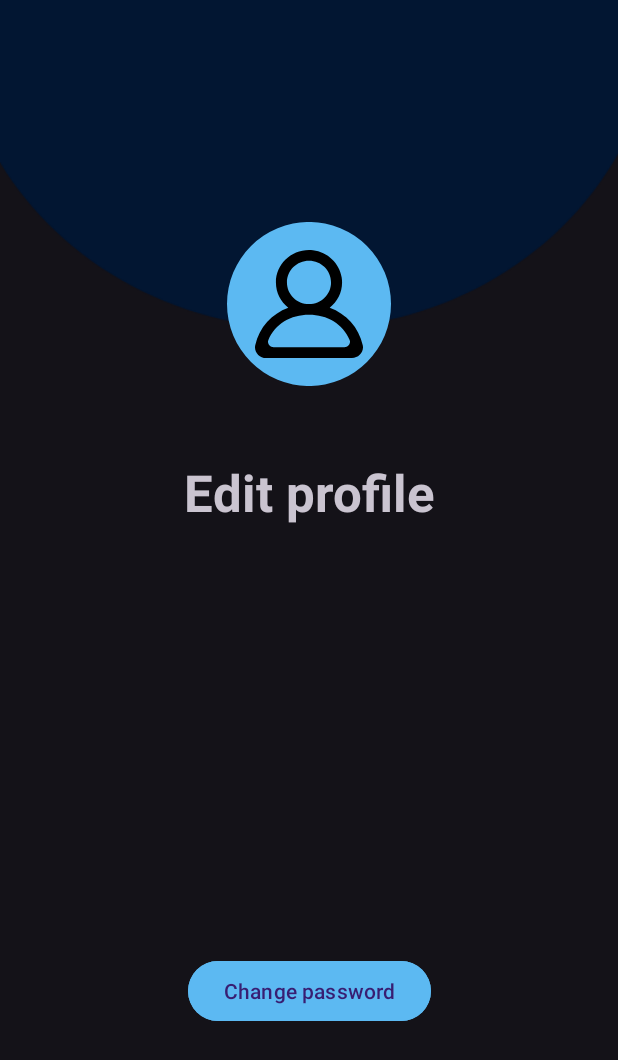
After one commit to Tudor2208/DriveSmart, an Android app: the layout activity_edit_profile.xml on its own in the app's theme, with its tools: preview values and no code run, on a phone screen of 412 x 824 dp. The commit adds this screen. Shown: the top 1060 px of the screen. Run offline under Robolectric (Android 15) with nearby library versions, the phone set to English and light mode, and no system bars.

Commit message:
edit profile

```diff
--- a/app/src/main/AndroidManifest.xml
+++ b/app/src/main/AndroidManifest.xml
@@ -21,6 +21,9 @@
         android:supportsRtl="true"
         android:theme="@style/Theme.DriveSmart"
         tools:targetApi="31">
+        <activity
+            android:name=".EditProfileActivity"
+            android:exported="false" />
         <activity
             android:name=".SettingsActivity"
             android:exported="false" />
--- a/app/src/main/java/com/tudor/drivesmart/JourneySummaryActivity.java
+++ b/app/src/main/java/com/tudor/drivesmart/JourneySummaryActivity.java
@@ -10,6 +10,7 @@ import android.widget.ArrayAdapter;
 import android.widget.EditText;
 import android.widget.ListView;
 import android.widget.TextView;
+import android.widget.Toast;
 
 import com.google.firebase.auth.FirebaseAuth;
 import com.google.firebase.auth.FirebaseUser;
@@ -65,6 +66,8 @@ public class JourneySummaryActivity extends AppCompatActivity {
             }
             return true;
         });
+
+        Toast.makeText(getApplicationContext(), R.string.long_press_edit_journey_name, Toast.LENGTH_SHORT).show();
     }
 
     private void showEditJourneyNameDialog() {
--- a/app/src/main/java/com/tudor/drivesmart/MyJourneysActivity.java
+++ b/app/src/main/java/com/tudor/drivesmart/MyJourneysActivity.java
@@ -79,6 +79,8 @@ public class MyJourneysActivity extends AppCompatActivity {
         });
 
         fetchJourneys();
+
+        Toast.makeText(getApplicationContext(), R.string.long_press_delete_journey, Toast.LENGTH_SHORT).show();
     }
 
     private void showDeleteJourneyDialog(DataSnapshot selectedJourneySnapshot) {
--- a/app/src/main/java/com/tudor/drivesmart/SettingsActivity.java
+++ b/app/src/main/java/com/tudor/drivesmart/SettingsActivity.java
@@ -4,6 +4,7 @@ import androidx.appcompat.app.AppCompatActivity;
 import androidx.appcompat.app.AppCompatDelegate;
 
 import android.content.Context;
+import android.content.Intent;
 import android.content.SharedPreferences;
 import android.os.Bundle;
 import android.widget.Button;
@@ -45,6 +46,8 @@ public class SettingsActivity extends AppCompatActivity {
             editor.apply();
             recreate();
         });
+
+        editProfileButton.setOnClickListener(view -> startActivity(new Intent(getApplicationContext(), EditProfileActivity.class)));
     }
 
 }
--- /dev/null
+++ b/app/src/main/res/drawable/profile.xml
@@ -0,0 +1,12 @@
+<vector xmlns:android="http://schemas.android.com/apk/res/android"
+    android:width="64dp"
+    android:height="64dp"
+    android:viewportWidth="20"
+    android:viewportHeight="20">
+  <path
+      android:pathData="M16.563,18L3.438,18C2.732,18 2.21,17.303 2.477,16.662C3.713,13.698 6.617,12 10,12C13.384,12 16.288,13.698 17.524,16.662C17.791,17.303 17.269,18 16.563,18M5.917,6C5.917,3.794 7.749,2 10,2C12.252,2 14.083,3.794 14.083,6C14.083,8.206 12.252,10 10,10C7.749,10 5.917,8.206 5.917,6M19.956,17.636C19.214,14.277 16.892,11.798 13.837,10.673C15.456,9.396 16.4,7.331 16.053,5.07C15.651,2.447 13.424,0.348 10.735,0.042C7.023,-0.381 3.875,2.449 3.875,6C3.875,7.89 4.769,9.574 6.164,10.673C3.107,11.798 0.787,14.277 0.044,17.636C-0.225,18.857 0.779,20 2.054,20L17.946,20C19.222,20 20.226,18.857 19.956,17.636"
+      android:strokeWidth="1"
+      android:fillColor="#000000"
+      android:fillType="evenOdd"
+      android:strokeColor="#00000000"/>
+</vector>
--- /dev/null
+++ b/app/src/main/res/layout/activity_edit_profile.xml
@@ -0,0 +1,76 @@
+<?xml version="1.0" encoding="utf-8"?>
+<androidx.constraintlayout.widget.ConstraintLayout xmlns:android="http://schemas.android.com/apk/res/android"
+    xmlns:app="http://schemas.android.com/apk/res-auto"
+    xmlns:tools="http://schemas.android.com/tools"
+    android:layout_width="match_parent"
+    android:layout_height="match_parent"
+    tools:context=".EditProfileActivity">
+
+    <ImageView
+        android:id="@+id/imageView18"
+        android:layout_width="409dp"
+        android:layout_height="199dp"
+        android:scaleX="1.3"
+        android:scaleY="1.2"
+        app:layout_constraintBottom_toBottomOf="parent"
+        app:layout_constraintEnd_toEndOf="parent"
+        app:layout_constraintHorizontal_bias="0.555"
+        app:layout_constraintStart_toStartOf="parent"
+        app:layout_constraintTop_toTopOf="parent"
+        app:layout_constraintVertical_bias="0.0"
+        app:srcCompat="@drawable/vector_asset_1" />
+
+    <ImageView
+        android:id="@+id/imageView21"
+        android:layout_width="wrap_content"
+        android:layout_height="wrap_content"
+        android:layout_marginTop="148dp"
+        app:layout_constraintEnd_toEndOf="parent"
+        app:layout_constraintStart_toStartOf="parent"
+        app:layout_constraintTop_toTopOf="@+id/imageView18"
+        app:srcCompat="@drawable/round_icon" />
+
+    <ImageView
+        android:id="@+id/imageView22"
+        android:layout_width="73dp"
+        android:layout_height="72dp"
+        app:layout_constraintBottom_toBottomOf="@+id/imageView21"
+        app:layout_constraintEnd_toEndOf="@+id/imageView21"
+        app:layout_constraintStart_toStartOf="@+id/imageView21"
+        app:layout_constraintTop_toTopOf="@+id/imageView21"
+        app:srcCompat="@drawable/profile" />
+
+    <TextView
+        android:id="@+id/textView14"
+        android:layout_width="wrap_content"
+        android:layout_height="wrap_content"
+        android:layout_marginTop="48dp"
+        android:text="@string/edit_profile"
+        android:textSize="34sp"
+        android:textStyle="bold"
+        app:layout_constraintEnd_toEndOf="parent"
+        app:layout_constraintStart_toStartOf="parent"
+        app:layout_constraintTop_toBottomOf="@+id/imageView21" />
+
+    <ListView
+        android:id="@+id/list_view_profile"
+        android:layout_width="377dp"
+        android:layout_height="270dp"
+        android:layout_marginTop="40dp"
+        app:layout_constraintEnd_toEndOf="parent"
+        app:layout_constraintStart_toStartOf="parent"
+        app:layout_constraintTop_toBottomOf="@+id/textView14">
+
+    </ListView>
+
+    <Button
+        android:id="@+id/change_password_button"
+        android:backgroundTint="@color/btn_color"
+        android:layout_width="wrap_content"
+        android:layout_height="wrap_content"
+        android:text="@string/change_password"
+        app:layout_constraintBottom_toBottomOf="@+id/list_view_profile"
+        app:layout_constraintEnd_toEndOf="parent"
+        app:layout_constraintStart_toStartOf="parent"
+        app:layout_constraintTop_toBottomOf="@+id/list_view_profile" />
+</androidx.constraintlayout.widget.ConstraintLayout>
--- a/app/src/main/res/layout/activity_signup.xml
+++ b/app/src/main/res/layout/activity_signup.xml
@@ -102,6 +102,7 @@
             android:ems="10"
             android:hint="@string/enter_your_email"
             android:inputType="textEmailAddress"
+            android:textColor="#FDFDFD"
             android:textColorHint="@color/hint_color"
             app:layout_constraintEnd_toEndOf="parent"
             app:layout_constraintHorizontal_bias="0.0"
@@ -129,6 +130,7 @@
             android:ems="10"
             android:hint="@string/enter_your_password"
             android:inputType="textPassword"
+            android:textColor="#FDFDFD"
             android:textColorHint="@color/hint_color"
             app:layout_constraintStart_toStartOf="@+id/textView12"
             app:layout_constraintTop_toBottomOf="@+id/textView12" />
@@ -155,6 +157,7 @@
             android:ems="10"
             android:hint="@string/enter_password_again"
             android:inputType="textPassword"
+            android:textColor="#FDFDFD"
             android:textColorHint="@color/hint_color"
             app:layout_constraintStart_toStartOf="@+id/textView13"
             app:layout_constraintTop_toBottomOf="@+id/textView13" />
```
Also changed, not shown: app/src/main/java/com/tudor/drivesmart/EditProfileActivity.java (added, +242 -0 lines), app/src/main/java/com/tudor/drivesmart/MenuActivity.java (+1 -7 lines), app/src/main/java/com/tudor/drivesmart/SignupActivity.java (+15 -1 lines), app/src/main/res/values/strings.xml (+22 -2 lines), 1 other file.
